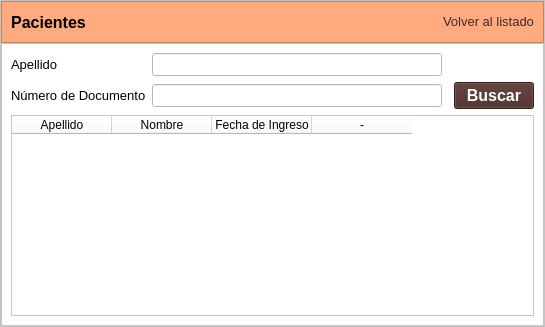
Before: the Qt Designer form gui/pacientes/listado_pacientes.ui in ayenaccarato/Marcanac, drawn with Qt 5.
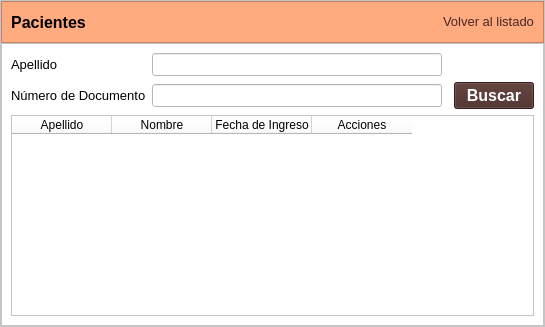
After: the same form once the commit is applied. Icons and pictures are not drawn.

```diff
--- a/gui/pacientes/listado_pacientes.ui
+++ b/gui/pacientes/listado_pacientes.ui
@@ -211,7 +211,7 @@
               </column>
               <column>
                <property name="text">
-                <string>-</string>
+                <string>Acciones</string>
                </property>
               </column>
              </widget>
```
Left out of the diff: 4 changed lines with no effect on the pictures.
